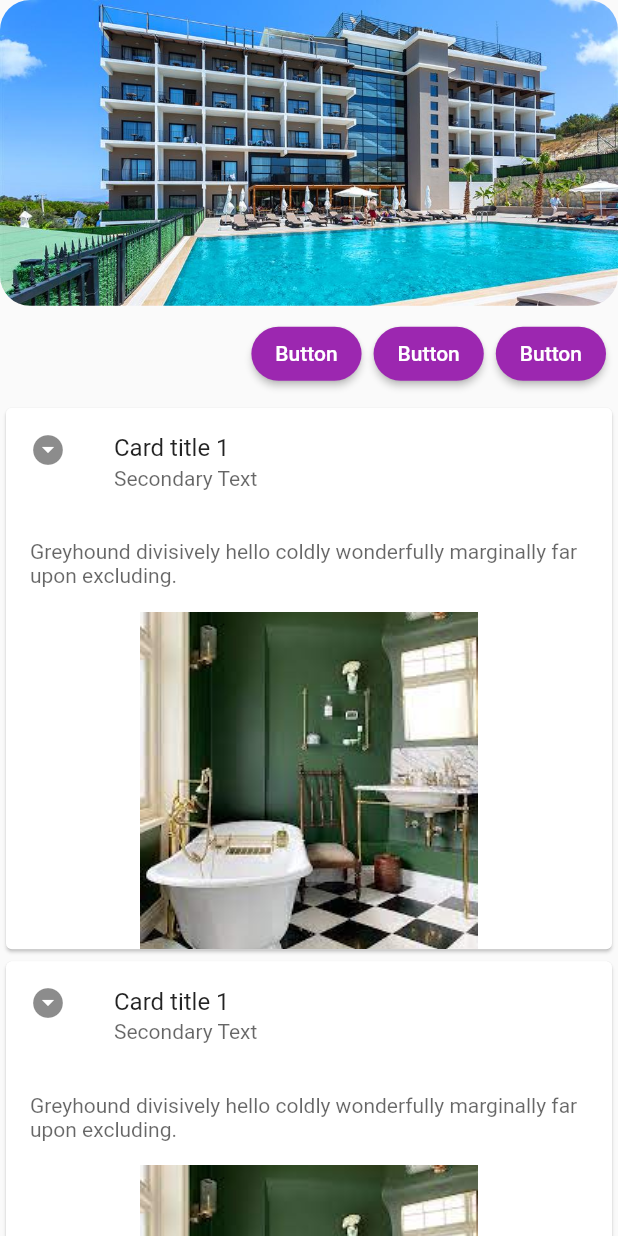
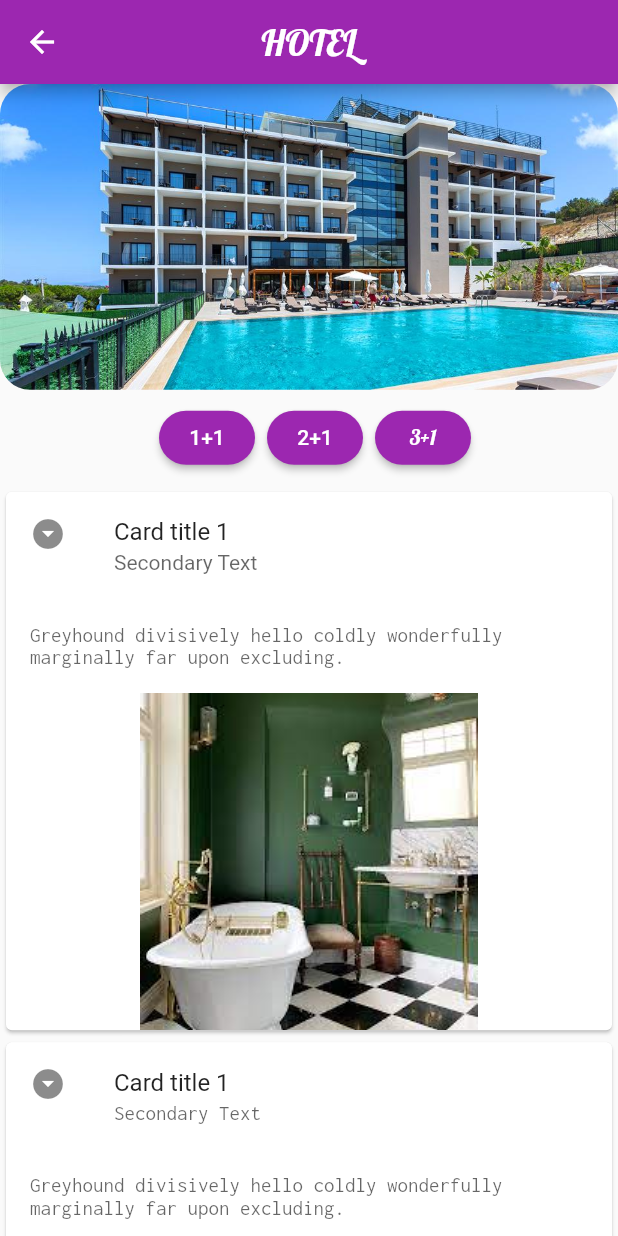
Before and after one commit to Mhrrmuynk/DartCalismalari, a Flutter app: the SerbestTasarim screen opened directly, on a phone screen of 412 x 824 dp. Run offline on Flutter 3.47's test engine with Material 2 defaults, Android fonts, the phone set to English and light mode, and no system bars; Roboto replaces fonts that are missing (Lobstar).

Commit message:
first commit

```diff
--- /dev/null
+++ b/lib/color/colors.dart
@@ -0,0 +1,6 @@
+import 'package:flutter/material.dart';
+
+  Color purple = Colors.purple;
+  var orrange = Color(0xFF6f69);
+  var gray = Color(0xf0f0f0);
+  var yellow = Color(0xffcc5c );
--- a/lib/odev3/odev3.dart
+++ b/lib/odev3/odev3.dart
@@ -10,7 +10,12 @@ class SerbestTasarim extends StatefulWidget {
 class _SerbestTasarimState extends State<SerbestTasarim> {
   @override
   Widget build(BuildContext context) {
-    return ListView(
+    return Scaffold(
+      appBar: AppBar(
+        centerTitle: true,
+        title: Text("HOTEL",style: TextStyle(fontFamily: "Lobster" ,fontSize: 24),),
+      ),
+      body: ListView(
         children: [
           Column(
             children: [
@@ -20,24 +25,28 @@ class _SerbestTasarimState extends State<SerbestTasarim> {
                   image: AssetImage("image/otel.png"),
                 ),
               ),
-            ButtonBar(
+              Padding(
+                padding: EdgeInsets.only(right: 90),
+                child: ButtonBar(
                   children: [
                     ElevatedButton(
+
                       onPressed: () {},
-                  child: Text('Button'),
+                      child: Text('1+1',style: TextStyle(fontFamily: "Lobstar"),),
                       style: ElevatedButton.styleFrom(shape: StadiumBorder()),
                     ),
                     ElevatedButton(
                       onPressed: () {},
-                  child: Text('Button'),
+                      child: Text('2+1',style: TextStyle(fontFamily: "Lobstar"),),
                       style: ElevatedButton.styleFrom(shape: StadiumBorder()),
                     ),
                     ElevatedButton(
                       onPressed: () {},
-                  child: Text('Button'),
+                      child: Text('3+1',style: TextStyle(fontFamily: "Lobster"),),
                       style: ElevatedButton.styleFrom(shape: StadiumBorder()),
                     )
                   ],
+                ),
               ),
               // ListTile(
               //   title:Text("Unit price /150₺")
@@ -58,8 +67,8 @@ class _SerbestTasarimState extends State<SerbestTasarim> {
                     Padding(
                       padding: const EdgeInsets.all(16.0),
                       child: Text(
-                      'Greyhound divisively hello coldly wonderfully marginally far upon excluding.',
-                      style: TextStyle(color: Colors.black.withOpacity(0.6)),
+                        "Greyhound divisively hello coldly wonderfully marginally far upon excluding.",
+                        style: TextStyle(fontFamily: "Inconsolata" ,color: Colors.black.withOpacity(0.6), ),
                       ),
                     ),
                     Image.asset("image/images.jpg"),
@@ -75,14 +84,14 @@ class _SerbestTasarimState extends State<SerbestTasarim> {
                       title: const Text('Card title 1'),
                       subtitle: Text(
                         'Secondary Text',
-                      style: TextStyle(color: Colors.black.withOpacity(0.6)),
+                        style: TextStyle(fontFamily: "Inconsolata",color: Colors.black.withOpacity(0.6)),
                       ),
                     ),
                     Padding(
                       padding: const EdgeInsets.all(16.0),
                       child: Text(
                         'Greyhound divisively hello coldly wonderfully marginally far upon excluding.',
-                      style: TextStyle(color: Colors.black.withOpacity(0.6)),
+                        style: TextStyle(fontFamily: "Inconsolata" ,color: Colors.black.withOpacity(0.6)),
                       ),
                     ),
                     Image.asset("image/images.jpg"),
@@ -92,6 +101,7 @@ class _SerbestTasarimState extends State<SerbestTasarim> {
             ],
           ),
         ],
+      ),
     );
   }
 }
--- a/lib/odev4/sayfa4.dart
+++ b/lib/odev4/sayfa4.dart
@@ -1,3 +1,4 @@
+import 'package:bootcamp_odevleri/color/colors.dart';
 import 'package:flutter/material.dart';
 
 class Sayfa4 extends StatefulWidget {
@@ -13,7 +14,7 @@ class _Sayfa4State extends State<Sayfa4> {
     return Scaffold(
 
       body: Container(
-          decoration: new BoxDecoration(color: Colors.yellow),
+          decoration: new BoxDecoration(color:yellow),
           child: Column(
             children: [
               Padding(
--- a/lib/odev4/sayfa5.dart
+++ b/lib/odev4/sayfa5.dart
@@ -1,3 +1,4 @@
+import 'package:bootcamp_odevleri/color/colors.dart';
 import 'package:bootcamp_odevleri/odev4/sayfa4.dart';
 import 'package:flutter/material.dart';
 
@@ -13,7 +14,7 @@ class _Sayfa5State extends State<Sayfa5> {
   Widget build(BuildContext context) {
     return Scaffold(
       body: Container(
-        decoration: new BoxDecoration(color: Colors.grey),
+        decoration: new BoxDecoration(color: gray),
 
         child: Column(
           children: [
```
Also changed, not shown: pubspec.yaml (+11 -0 lines), font/Inconsolata.ttf (added), font/Lobster-Regular.ttf (added), pubspec.lock. Lines whose indentation alone changed are shown as unchanged.
